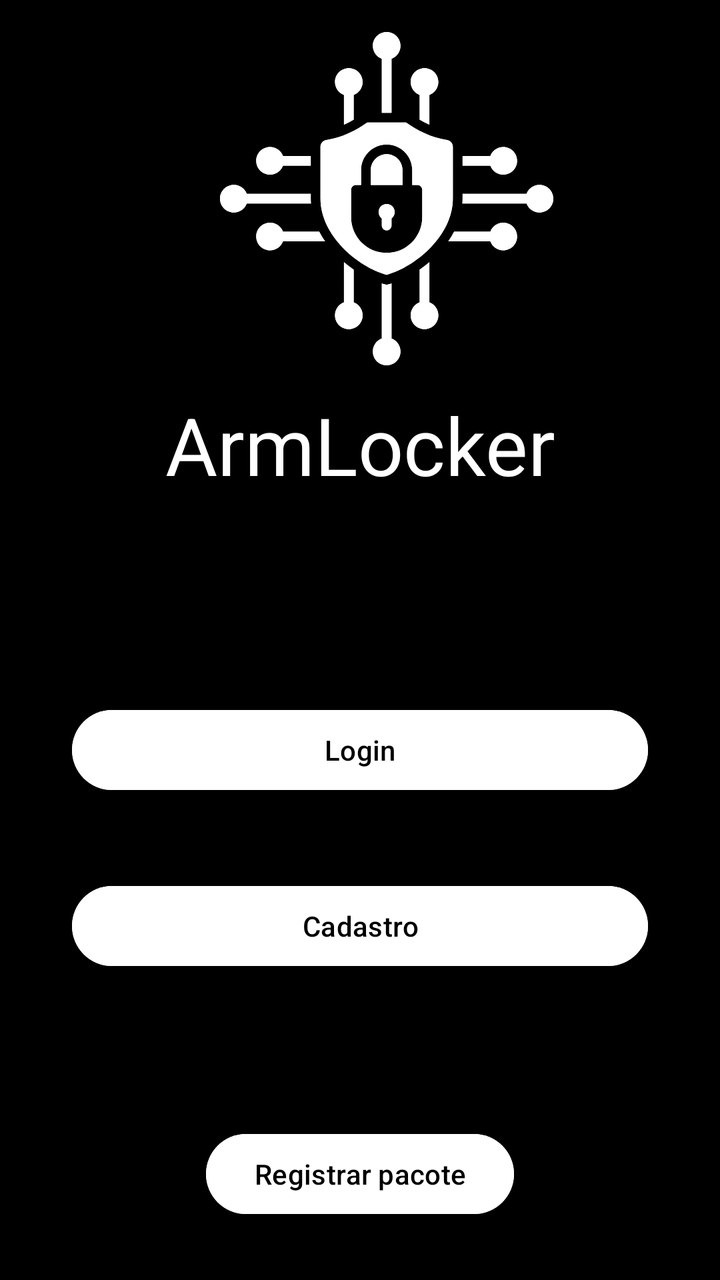
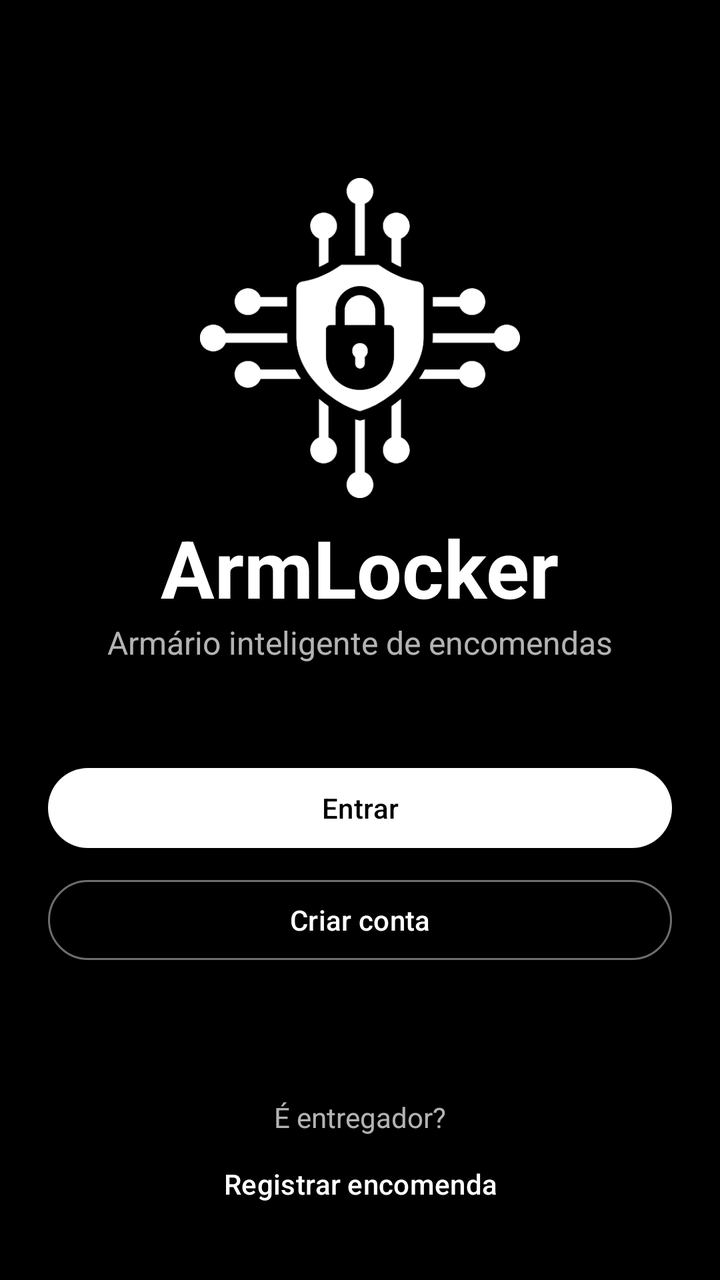

Screens rendered from an Android XML layout before and after an edit, with the pre-edit source and the edit as a unified diff.
<!-- AndroidManifest.xml: application theme Theme.FinalArmLocker -->
<!-- res/layout/activity_main.xml -->
<?xml version="1.0" encoding="utf-8"?>
<androidx.constraintlayout.widget.ConstraintLayout xmlns:android="http://schemas.android.com/apk/res/android"
    xmlns:app="http://schemas.android.com/apk/res-auto"
    xmlns:tools="http://schemas.android.com/tools"
    android:id="@+id/main"
    android:layout_width="match_parent"
    android:layout_height="match_parent"
    android:background="@color/black"
    tools:context=".MainActivity">

    <Button
        android:id="@+id/button_login"
        android:layout_width="0dp"
        android:layout_height="wrap_content"
        android:layout_marginStart="41dp"
        android:layout_marginEnd="41dp"
        android:layout_marginBottom="241dp"
        android:backgroundTint="@color/white"
        android:text="Login"
        android:textColor="@color/black"
        app:layout_constraintBottom_toBottomOf="parent"
        app:layout_constraintEnd_toEndOf="parent"
        app:layout_constraintStart_toStartOf="parent"
        app:layout_constraintWidth_percent="0.8" />

    <Button
        android:id="@+id/button_register"
        android:layout_width="0dp"
        android:layout_height="wrap_content"
        android:layout_marginStart="41dp"
        android:layout_marginTop="40dp"
        android:layout_marginEnd="41dp"
        android:backgroundTint="@color/white"
        android:text="Cadastro"
        android:textColor="@color/black"
        app:layout_constraintEnd_toEndOf="parent"
        app:layout_constraintStart_toStartOf="parent"
        app:layout_constraintTop_toBottomOf="@+id/button_login"
        app:layout_constraintWidth_percent="0.8" />

    <Button
        android:id="@+id/buttonRegisterPackage"
        android:layout_width="wrap_content"
        android:layout_height="wrap_content"
        android:layout_marginBottom="29dp"
        android:backgroundTint="@color/white"
        android:gravity="center"
        android:text="Registrar pacote"
        android:textColor="@color/black"
        app:layout_constraintBottom_toBottomOf="parent"
        app:layout_constraintEnd_toEndOf="parent"
        app:layout_constraintStart_toStartOf="parent" />

    <TextView
        android:id="@+id/textView"
        android:layout_width="wrap_content"
        android:layout_height="wrap_content"
        android:layout_marginTop="13dp"
        android:text="ArmLocker"
        android:textColor="@color/white"
        android:textSize="40dp"
        app:layout_constraintEnd_toEndOf="parent"
        app:layout_constraintStart_toStartOf="parent"
        app:layout_constraintTop_toBottomOf="@+id/imageView" />

    <ImageView
        android:id="@+id/imageView"
        android:layout_width="wrap_content"
        android:layout_height="wrap_content"
        android:layout_marginTop="16dp"
        android:layout_marginEnd="1dp"
        android:foregroundGravity="center"
        android:gravity="center"
        app:layout_constraintEnd_toEndOf="@+id/textView"
        app:layout_constraintTop_toTopOf="parent"
        app:srcCompat="@drawable/logoarmlocker" />


</androidx.constraintlayout.widget.ConstraintLayout>
<!-- resources referenced by this layout -->
<resources>
  <color name="black">#FF000000</color>
  <color name="white">#FFFFFFFF</color>
  <!-- drawable logoarmlocker: png bitmap (drawable-nodpi, 17225 bytes) -->
  <style name="Theme.FinalArmLocker" parent="Base.Theme.FinalArmLocker" />
  <style name="Base.Theme.FinalArmLocker" parent="Theme.Material3.DayNight.NoActionBar">
          
          
      </style>
</resources>

<!-- the commit's change to res/layout/activity_main.xml (unified diff, before → after) -->
@@ -1,79 +1,76 @@
 <?xml version="1.0" encoding="utf-8"?>
-<androidx.constraintlayout.widget.ConstraintLayout xmlns:android="http://schemas.android.com/apk/res/android"
-    xmlns:app="http://schemas.android.com/apk/res-auto"
+<LinearLayout xmlns:android="http://schemas.android.com/apk/res/android"
     xmlns:tools="http://schemas.android.com/tools"
     android:id="@+id/main"
     android:layout_width="match_parent"
     android:layout_height="match_parent"
-    android:background="@color/black"
-    tools:context=".MainActivity">
+    android:gravity="center_horizontal"
+    android:orientation="vertical"
+    android:padding="24dp"
+    tools:context=".ui.MainActivity">
+
+    <Space
+        android:layout_width="wrap_content"
+        android:layout_height="0dp"
+        android:layout_weight="1" />
+
+    <ImageView
+        android:id="@+id/imageLogo"
+        android:layout_width="160dp"
+        android:layout_height="160dp"
+        android:contentDescription="@string/content_description_logo"
+        android:src="@drawable/logoarmlocker" />
+
+    <TextView
+        android:id="@+id/textTitle"
+        android:layout_width="wrap_content"
+        android:layout_height="wrap_content"
+        android:layout_marginTop="8dp"
+        android:text="@string/app_name"
+        android:textColor="@color/white"
+        android:textSize="40sp"
+        android:textStyle="bold" />
+
+    <TextView
+        android:id="@+id/textSubtitle"
+        android:layout_width="wrap_content"
+        android:layout_height="wrap_content"
+        android:text="@string/main_subtitle"
+        android:textColor="@color/text_secondary"
+        android:textSize="16sp" />
 
     <Button
         android:id="@+id/button_login"
-        android:layout_width="0dp"
+        android:layout_width="match_parent"
         android:layout_height="wrap_content"
-        android:layout_marginStart="41dp"
-        android:layout_marginEnd="41dp"
-        android:layout_marginBottom="241dp"
-        android:backgroundTint="@color/white"
-        android:text="Login"
-        android:textColor="@color/black"
-        app:layout_constraintBottom_toBottomOf="parent"
-        app:layout_constraintEnd_toEndOf="parent"
-        app:layout_constraintStart_toStartOf="parent"
-        app:layout_constraintWidth_percent="0.8" />
+        android:layout_marginTop="48dp"
+        android:text="@string/action_login" />
 
     <Button
         android:id="@+id/button_register"
-        android:layout_width="0dp"
+        style="@style/Widget.Material3.Button.OutlinedButton"
+        android:layout_width="match_parent"
         android:layout_height="wrap_content"
-        android:layout_marginStart="41dp"
-        android:layout_marginTop="40dp"
-        android:layout_marginEnd="41dp"
-        android:backgroundTint="@color/white"
-        android:text="Cadastro"
-        android:textColor="@color/black"
-        app:layout_constraintEnd_toEndOf="parent"
-        app:layout_constraintStart_toStartOf="parent"
-        app:layout_constraintTop_toBottomOf="@+id/button_login"
-        app:layout_constraintWidth_percent="0.8" />
+        android:layout_marginTop="8dp"
+        android:text="@string/action_sign_up" />
+
+    <Space
+        android:layout_width="wrap_content"
+        android:layout_height="0dp"
+        android:layout_weight="1" />
+
+    <TextView
+        android:id="@+id/textDeliveryHint"
+        android:layout_width="wrap_content"
+        android:layout_height="wrap_content"
+        android:text="@string/main_delivery_hint"
+        android:textColor="@color/text_secondary" />
 
     <Button
         android:id="@+id/buttonRegisterPackage"
+        style="@style/Widget.Material3.Button.TextButton"
         android:layout_width="wrap_content"
         android:layout_height="wrap_content"
-        android:layout_marginBottom="29dp"
-        android:backgroundTint="@color/white"
-        android:gravity="center"
-        android:text="Registrar pacote"
-        android:textColor="@color/black"
-        app:layout_constraintBottom_toBottomOf="parent"
-        app:layout_constraintEnd_toEndOf="parent"
-        app:layout_constraintStart_toStartOf="parent" />
+        android:text="@string/action_register_package" />
 
-    <TextView
-        android:id="@+id/textView"
-        android:layout_width="wrap_content"
-        android:layout_height="wrap_content"
-        android:layout_marginTop="13dp"
-        android:text="ArmLocker"
-        android:textColor="@color/white"
-        android:textSize="40dp"
-        app:layout_constraintEnd_toEndOf="parent"
-        app:layout_constraintStart_toStartOf="parent"
-        app:layout_constraintTop_toBottomOf="@+id/imageView" />
-
-    <ImageView
-        android:id="@+id/imageView"
-        android:layout_width="wrap_content"
-        android:layout_height="wrap_content"
-        android:layout_marginTop="16dp"
-        android:layout_marginEnd="1dp"
-        android:foregroundGravity="center"
-        android:gravity="center"
-        app:layout_constraintEnd_toEndOf="@+id/textView"
-        app:layout_constraintTop_toTopOf="parent"
-        app:srcCompat="@drawable/logoarmlocker" />
-
-
-</androidx.constraintlayout.widget.ConstraintLayout>
+</LinearLayout>
<!-- resource entries referenced after the edit -->
@@ -1,12 +1,33 @@
 <!-- resources referenced by this layout -->
 <resources>
+  <color name="text_secondary">#B3FFFFFF</color>
   <color name="black">#FF000000</color>
+  <color name="danger">#FFFB2A1B</color>
+  <color name="surface">#FF161616</color>
+  <color name="outline">#FF6E6E6E</color>
   <color name="white">#FFFFFFFF</color>
   <!-- drawable logoarmlocker: png bitmap (drawable-nodpi, 17225 bytes) -->
+  <string name="action_login">Entrar</string>
+  <string name="action_register_package">Registrar encomenda</string>
+  <string name="action_sign_up">Criar conta</string>
+  <string name="app_name">ArmLocker</string>
+  <string name="content_description_logo">Logo do ArmLocker</string>
+  <string name="main_delivery_hint">É entregador?</string>
+  <string name="main_subtitle">Armário inteligente de encomendas</string>
   <style name="Theme.FinalArmLocker" parent="Base.Theme.FinalArmLocker" />
-  <style name="Base.Theme.FinalArmLocker" parent="Theme.Material3.DayNight.NoActionBar">
-          
-          
+  <style name="Base.Theme.FinalArmLocker" parent="Theme.Material3.Dark.NoActionBar">
+          <item name="colorPrimary">@color/white</item>
+          <item name="colorOnPrimary">@color/black</item>
+          <item name="colorSecondary">@color/white</item>
+          <item name="colorOnSecondary">@color/black</item>
+          <item name="colorError">@color/danger</item>
+          <item name="colorSurface">@color/surface</item>
+          <item name="colorOutline">@color/outline</item>
+          <item name="android:colorBackground">@color/black</item>
+          <item name="android:windowBackground">@color/black</item>
+          <item name="android:statusBarColor">@color/black</item>
+          <item name="android:navigationBarColor">@color/black</item>
+          <item name="textInputStyle">@style/Widget.Material3.TextInputLayout.OutlinedBox</item>
       </style>
 </resources>
 
